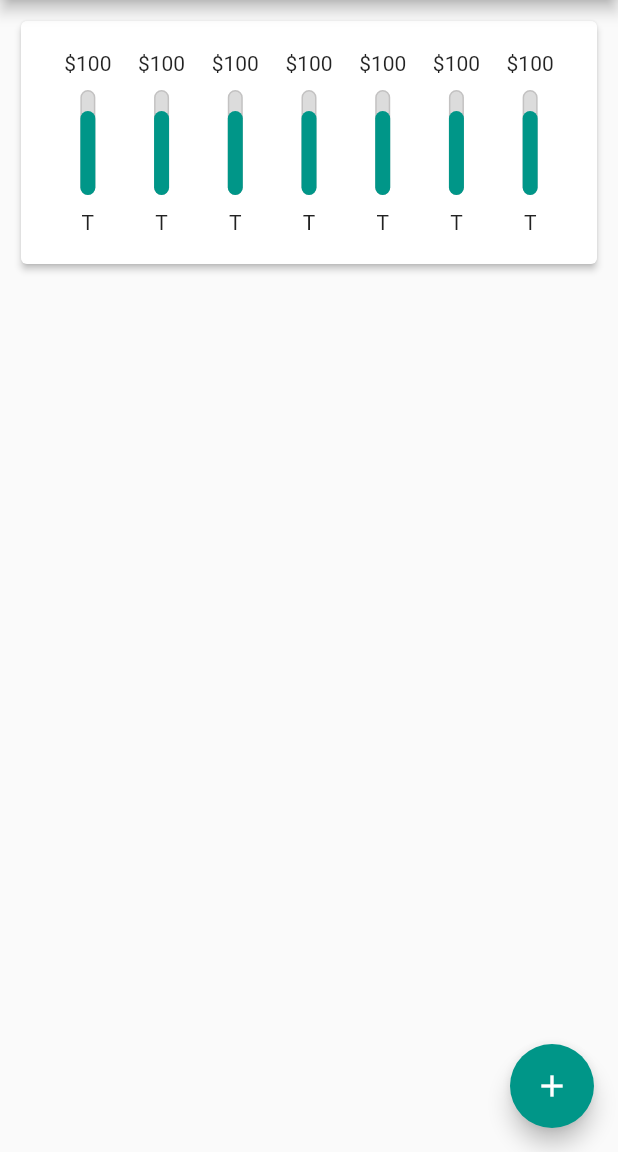
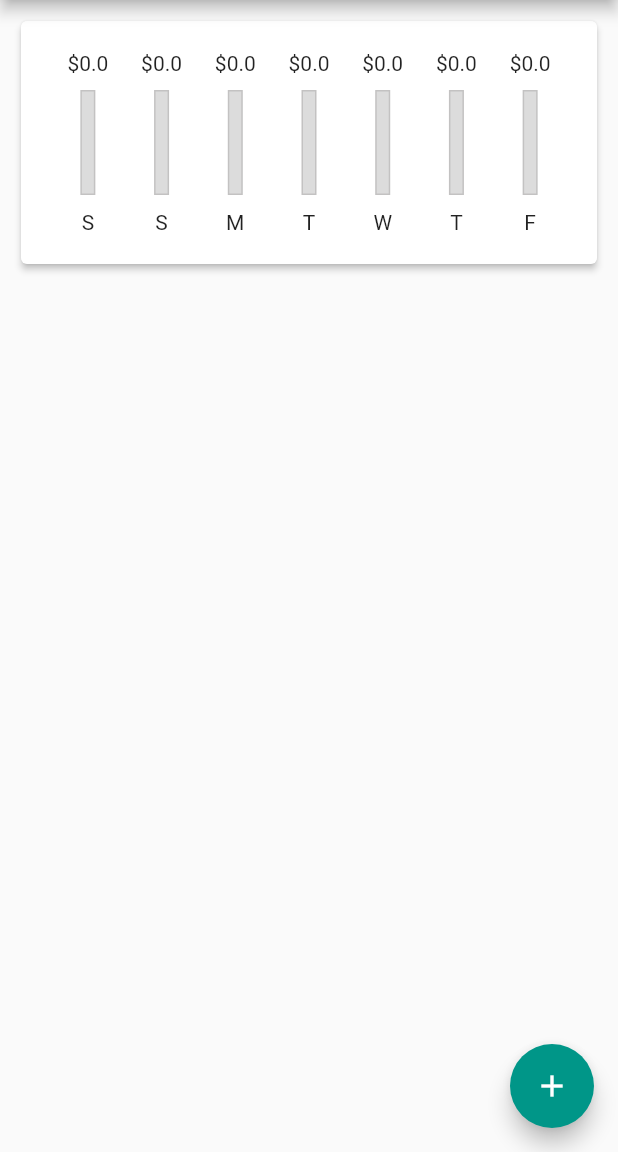
Before and after one commit to agnelrdx/flutter_apps, a Flutter app: the screen it shows after launch, on a phone screen of 412 x 824 dp, the part 84-1236 px from its top. Run offline on Flutter 3.47's test engine with Material 2 defaults, Android fonts, the phone set to English and light mode, and no system bars.

Commit message:
fix styles

```diff
--- a/expense_app/lib/main.dart
+++ b/expense_app/lib/main.dart
@@ -59,11 +59,20 @@ class _ExpenseAppState extends State<ExpenseAppPage> {
   Future<void> _addExpense(BuildContext ctx) async {
     await showModalBottomSheet(
       context: ctx,
+      isScrollControlled: true,
       builder: (_) {
+        final mediaQuery = MediaQuery.of(ctx);
+        final isLandscape = mediaQuery.orientation == Orientation.landscape;
+        final insets = mediaQuery.viewInsets.bottom;
+        final gutter = !isLandscape ? 0.35 : 0.66;
+
         return GestureDetector(
           onTap: () {},
           behavior: HitTestBehavior.opaque,
+          child: FractionallySizedBox(
+            heightFactor: (insets / 1000) + gutter,
             child: AddExpense(addTransaction: _addTransaction),
+          ),
         );
       },
     );
@@ -72,9 +81,10 @@ class _ExpenseAppState extends State<ExpenseAppPage> {
   @override
   Widget build(BuildContext context) {
     final mediaQuery = MediaQuery.of(context);
+    final isLandscape = mediaQuery.orientation == Orientation.landscape;
+    final heightFactor = !isLandscape ? 0.75 : 0.45;
 
-    return Scaffold(
-      appBar: AppBar(
+    final appBar = AppBar(
       title: const Text('Expense Tracker'),
       actions: [
         IconButton(
@@ -82,23 +92,30 @@ class _ExpenseAppState extends State<ExpenseAppPage> {
           onPressed: () => _addExpense(context),
         ),
       ],
-      ),
+    );
+
+    return Scaffold(
+      appBar: appBar,
       body: SafeArea(
         child: SingleChildScrollView(
           child: Padding(
             padding: const EdgeInsets.all(10),
             child: Column(
               children: [
-                const Card(
+                Card(
                   elevation: 2,
-                  child: WeeklyExpenses(),
+                  child: WeeklyExpenses(
+                    transactions: _transactions,
+                  ),
                 ),
                 const SizedBox(
                   height: 5,
                 ),
                 SizedBox(
-                  height:
-                      (mediaQuery.size.height - mediaQuery.padding.top) * 0.7,
+                  height: (mediaQuery.size.height -
+                          appBar.preferredSize.height -
+                          mediaQuery.padding.top) *
+                      heightFactor,
                   child: Expenses(
                     transactions: _transactions,
                     deleteTransaction: _deleteTransaction,
--- a/expense_app/lib/widgets/add_expense.dart
+++ b/expense_app/lib/widgets/add_expense.dart
@@ -46,15 +46,21 @@ class _AddExpenseState extends State<AddExpense> {
 
   void _addTransaction() {
     final title = _titleController.text;
-    final amount = double.parse(_amountController.text);
+    final amount = _amountController.text;
 
-    if (title.isEmpty || amount <= 0 || _selectedDate == null) {
+    if (title.isEmpty || amount.isEmpty || _selectedDate == null) {
+      return;
+    }
+
+    final amountParsed = double.parse(_amountController.text);
+
+    if (amountParsed <= 0) {
       return;
     }
 
     widget.addTransaction(
       _titleController.text,
-      double.parse(_amountController.text),
+      amountParsed,
       _selectedDate,
     );
 
@@ -65,7 +71,12 @@ class _AddExpenseState extends State<AddExpense> {
   Widget build(BuildContext context) {
     return SingleChildScrollView(
       child: Padding(
-        padding: const EdgeInsets.all(30),
+        padding: const EdgeInsets.only(
+          top: 10,
+          left: 20,
+          right: 20,
+          bottom: 0,
+        ),
         child: Column(
           crossAxisAlignment: CrossAxisAlignment.end,
           children: [
@@ -127,7 +138,7 @@ class _AddExpenseState extends State<AddExpense> {
               ],
             ),
             const SizedBox(
-              height: 20,
+              height: 10,
             ),
             ElevatedButton(
               onPressed: _addTransaction,
@@ -140,6 +151,5 @@ class _AddExpenseState extends State<AddExpense> {
         ),
       ),
     );
-    ;
   }
 }
--- a/expense_app/lib/widgets/chart_bar.dart
+++ b/expense_app/lib/widgets/chart_bar.dart
@@ -1,23 +1,37 @@
 import 'package:flutter/material.dart';
 
 class ChartBar extends StatelessWidget {
-  const ChartBar({super.key});
+  final double amount;
+  final String day;
+  final double totalAmount;
+  const ChartBar({
+    super.key,
+    required this.amount,
+    required this.day,
+    required this.totalAmount,
+  });
 
   @override
   Widget build(BuildContext context) {
+    final mediaQuery = MediaQuery.of(context);
+    final isLandscape = mediaQuery.orientation == Orientation.landscape;
+    final amountTruncated = '$amount'.length > 5
+        ? '${amount.toString().substring(0, 4)}...'
+        : amount;
+
     return Flexible(
       fit: FlexFit.tight,
       child: Column(
         children: [
-          const FittedBox(
-            child: Text('\$100'),
+          FittedBox(
+            child: Text(isLandscape ? '\$$amount' : '\$$amountTruncated'),
           ),
           const SizedBox(
             height: 10,
           ),
           SizedBox(
             width: 10,
-            height: 70,
+            height: !isLandscape ? 70 : 40,
             child: Stack(
               alignment: Alignment.bottomCenter,
               children: [
@@ -28,15 +42,13 @@ class ChartBar extends StatelessWidget {
                       width: 1.0,
                     ),
                     color: const Color.fromRGBO(220, 220, 220, 1),
-                    borderRadius: BorderRadius.circular(10),
                   ),
                 ),
                 FractionallySizedBox(
-                  heightFactor: 0.8,
+                  heightFactor: totalAmount,
                   child: Container(
                     decoration: BoxDecoration(
                       color: Theme.of(context).primaryColor,
-                      borderRadius: BorderRadius.circular(10),
                     ),
                   ),
                 ),
@@ -46,7 +58,7 @@ class ChartBar extends StatelessWidget {
           const SizedBox(
             height: 10,
           ),
-          const Text('T'),
+          Text(day),
         ],
       ),
     );
--- a/expense_app/lib/widgets/weekly_expenses.dart
+++ b/expense_app/lib/widgets/weekly_expenses.dart
@@ -1,25 +1,56 @@
 import 'package:flutter/material.dart';
+import 'package:intl/intl.dart';
 
+import '../transaction.dart';
 import './chart_bar.dart';
 
 class WeeklyExpenses extends StatelessWidget {
-  const WeeklyExpenses({super.key});
+  final List<Transaction> transactions;
+
+  const WeeklyExpenses({super.key, required this.transactions});
+
+  List<Map<String, dynamic>> get groupedTransactionValues {
+    return List.generate(7, (index) {
+      final weekDay = DateTime.now().subtract(
+        Duration(days: index),
+      );
+      var totalSum = 0.0;
+
+      for (var i = 0; i < transactions.length; i++) {
+        if (transactions[i].date.day == weekDay.day &&
+            transactions[i].date.month == weekDay.month &&
+            transactions[i].date.year == weekDay.year) {
+          totalSum += transactions[i].amount;
+        }
+      }
+
+      return {
+        'day': DateFormat.E().format(weekDay).substring(0, 1),
+        'amount': totalSum,
+      };
+    }).reversed.toList();
+  }
+
+  double get totalSpending {
+    return groupedTransactionValues.fold(0.0, (sum, item) {
+      return sum + item['amount'];
+    });
+  }
 
   @override
   Widget build(BuildContext context) {
     return Container(
       padding: const EdgeInsets.all(20),
       child: Row(
-        mainAxisAlignment: MainAxisAlignment.spaceAround,
-        children: const [
-          ChartBar(),
-          ChartBar(),
-          ChartBar(),
-          ChartBar(),
-          ChartBar(),
-          ChartBar(),
-          ChartBar(),
-        ],
+        children: groupedTransactionValues.map((data) {
+          return ChartBar(
+            amount: data['amount'],
+            day: data['day'],
+            totalAmount: totalSpending == 0.0
+                ? 0.0
+                : (data['amount'] as double) / totalSpending,
+          );
+        }).toList(),
       ),
     );
   }
```
Lines whose indentation alone changed are shown as unchanged.
